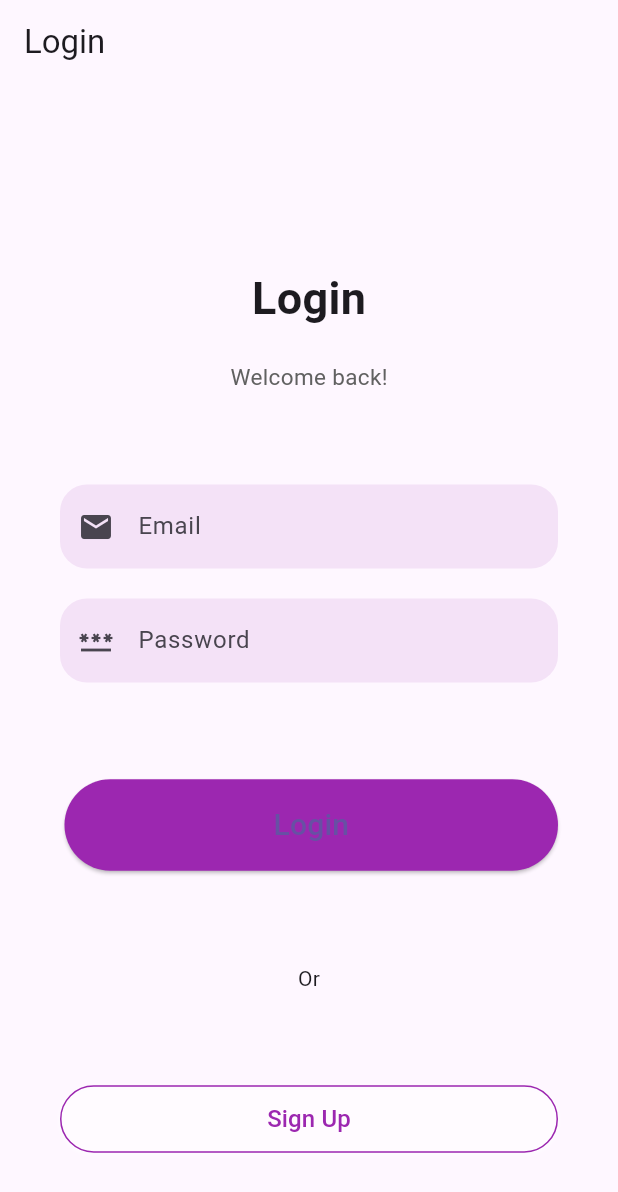
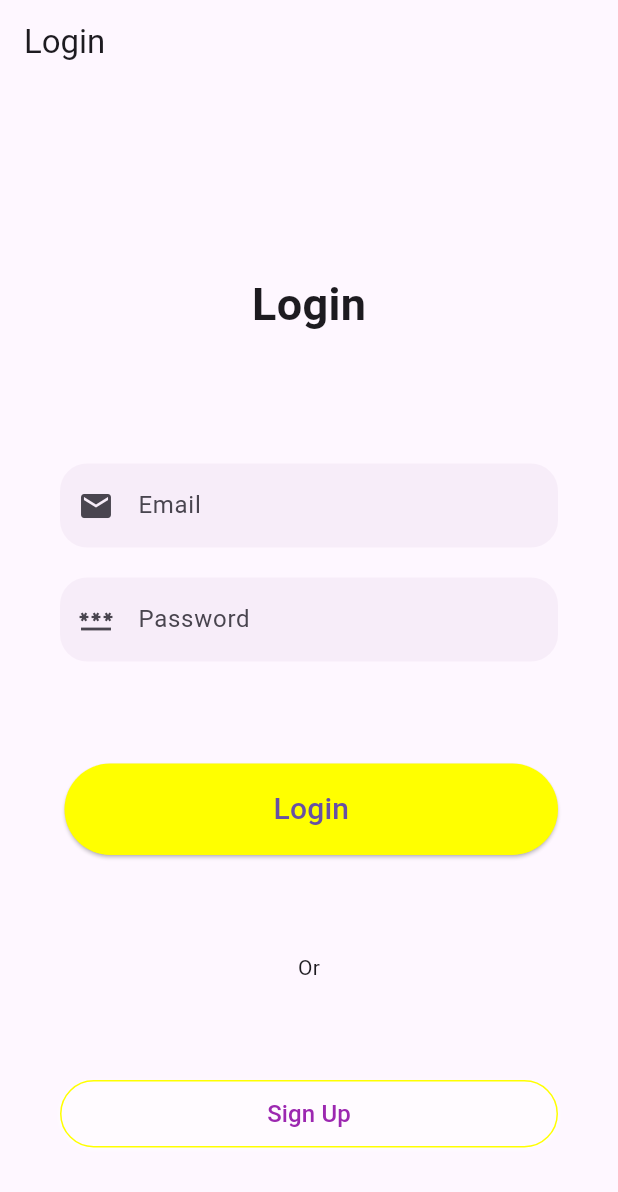
Before and after one commit to Satyaaps/flutter_project, a Flutter app: the screen it shows after launch, on a phone screen of 412 x 824 dp. Shown: the top 1192 px of the screen. Run offline on Flutter 3.47's test engine with Material 3 defaults, Android fonts, the phone set to English and light mode, and no system bars.

Commit message:
change the collor button

```diff
--- a/lib/login_page.dart
+++ b/lib/login_page.dart
@@ -80,10 +80,10 @@ class LoginPage extends StatelessWidget {
                   const SizedBox(
                     height: 20,
                   ),
-                  Text(
-                    "Welcome back!",
-                    style: TextStyle(fontSize: 15, color: Colors.grey[700]),
-                  )
+//                  Text(
+//                    "Welcome back!",
+//                    style: TextStyle(fontSize: 15, color: const Color.fromARGB(255, 0, 0, 0)),
+//                  )
                 ],
               ),
               Column(
@@ -95,7 +95,8 @@ class LoginPage extends StatelessWidget {
                         border: OutlineInputBorder(
                             borderRadius: BorderRadius.circular(18),
                             borderSide: BorderSide.none),
-                        fillColor: Colors.purple.withOpacity(0.1),
+                        fillColor:
+                            Color.fromARGB(255, 190, 153, 197).withOpacity(0.1),
                         filled: true,
                         prefixIcon: const Icon(Icons.email)),
                   ),
@@ -107,7 +108,8 @@ class LoginPage extends StatelessWidget {
                       border: OutlineInputBorder(
                           borderRadius: BorderRadius.circular(18),
                           borderSide: BorderSide.none),
-                      fillColor: Colors.purple.withOpacity(0.1),
+                      fillColor:
+                          Color.fromARGB(255, 190, 153, 197).withOpacity(0.1),
                       filled: true,
                       prefixIcon: const Icon(Icons.password),
                     ),
@@ -126,7 +128,7 @@ class LoginPage extends StatelessWidget {
                   style: ElevatedButton.styleFrom(
                     shape: const StadiumBorder(),
                     padding: const EdgeInsets.symmetric(vertical: 16),
-                    backgroundColor: Colors.purple,
+                    backgroundColor: Color.fromARGB(255, 255, 255, 0),
                   ),
                 ),
               ),
@@ -136,7 +138,7 @@ class LoginPage extends StatelessWidget {
                 decoration: BoxDecoration(
                   borderRadius: BorderRadius.circular(25),
                   border: Border.all(
-                    color: Colors.purple,
+                    color: const Color.fromARGB(255, 255, 255, 0),
                   ),
                   boxShadow: [
                     BoxShadow(
```
Also changed, not shown: lib/asset/image/image.png (added), 1 other file.
